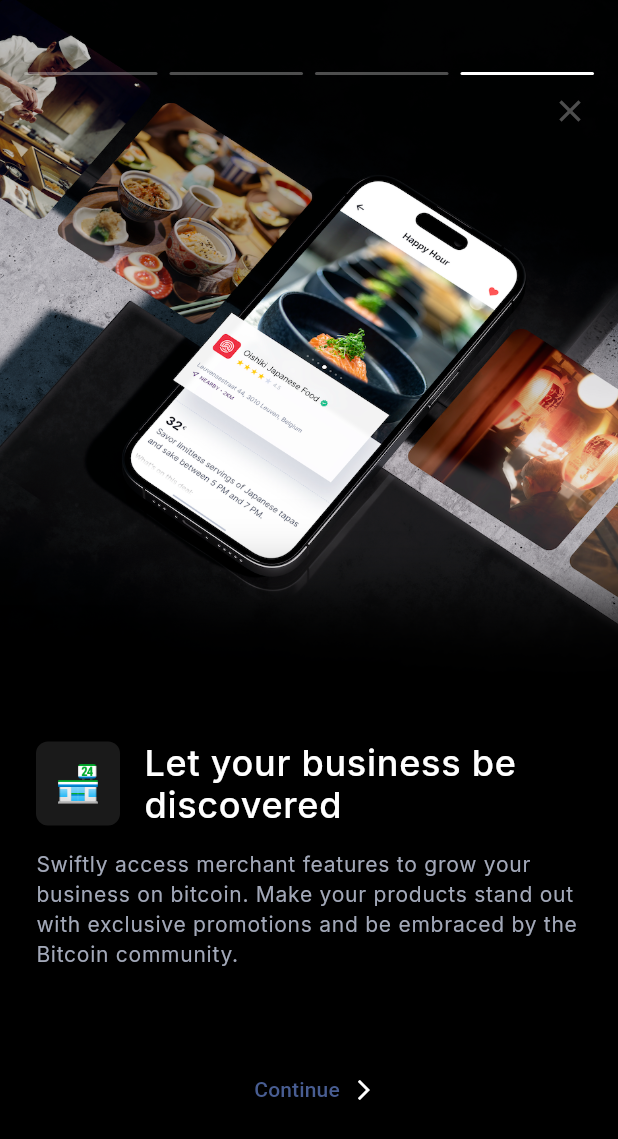
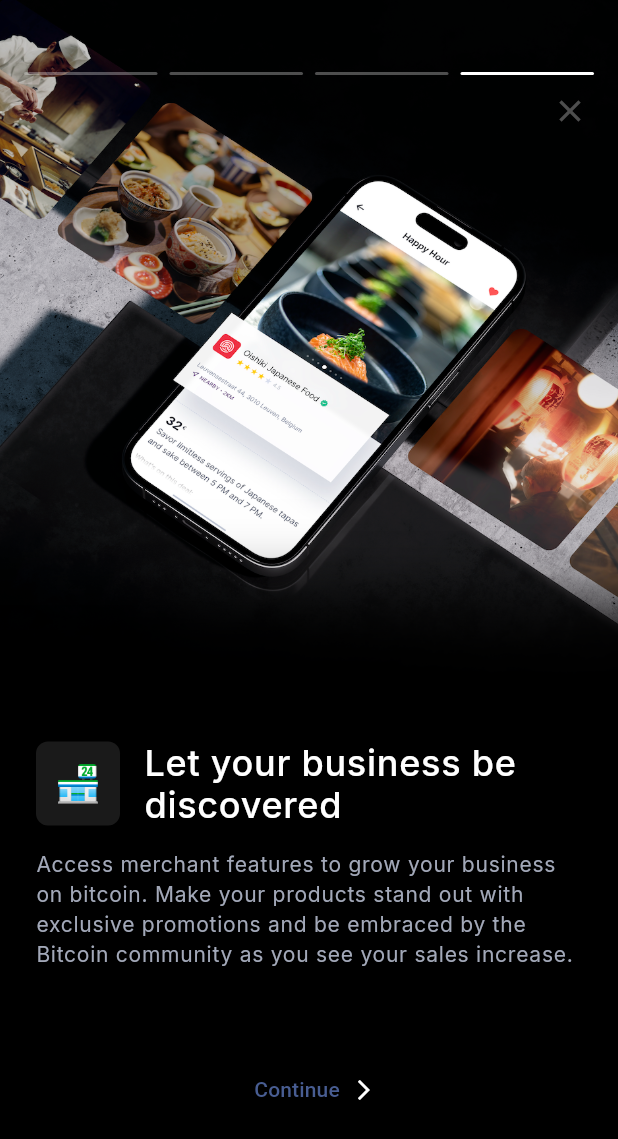
Before and after one commit to kumuly/kumuly_pocket, a Flutter app: the screen it shows after launch, swiped to page 4, on a phone screen of 412 x 824 dp. Shown: the top 1139 px of the screen. Run offline on Flutter 3.47's test engine with Material 3 defaults, Android fonts, the phone set to English and light mode, and no system bars; our stand-ins replace animate_do, cloud_firestore, cloud_functions, convert, equatable, firebase_auth and 12 more; missing offline and left inert: bip39_mnemonic, breez_sdk, firebase_app_check, mobile_scanner; accounts and stored records are empty; generated files the repository leaves out were written again; statements that could not run were skipped.

Commit message:
copy: add copy labels for landing stories

```diff
--- a/lib/features/landing/landing_flow.dart
+++ b/lib/features/landing/landing_flow.dart
@@ -5,12 +5,14 @@ import 'package:kumuly_pocket/features/landing/pages/landing_screen.dart';
 import 'package:kumuly_pocket/features/landing/pages/landing_story_screen.dart';
 import 'package:kumuly_pocket/widgets/icons/dynamic_icon.dart';
 import 'package:kumuly_pocket/widgets/page_views/page_view_controller.dart';
+import 'package:flutter_gen/gen_l10n/app_localizations.dart';
 
 class LandingFlow extends ConsumerWidget {
   const LandingFlow({super.key});
 
   @override
   Widget build(BuildContext context, WidgetRef ref) {
+    final copy = AppLocalizations.of(context)!;
     final pageController = ref.watch(
       pageViewControllerProvider(
         kLandingFlowPageViewId,
@@ -25,45 +27,42 @@ class LandingFlow extends ConsumerWidget {
           icon: DynamicIcon(
             icon: Image.asset('assets/illustrations/bitcoin_coin.png'),
           ),
-          headline: 'Take full control and become unstoppable',
-          description:
-              'In Kumuly Pocket your money is really yours. Nobody can stop you from using it as you wish. Only you can access it through your 12 secret words.',
+          headline: copy.takeFullControlHeadline,
+          description: copy.takeFullControlDescription,
         ),
-        const LandingStoryScreen(
+        LandingStoryScreen(
           coverImageAssetPath: 'assets/images/mock_up_contact_list.png',
-            icon: Text(
+          icon: const Text(
             '💕',
             style: TextStyle(
               fontSize: 24,
             ),
             textAlign: TextAlign.center,
           ),
-            headline: 'Get your family and friends on board',
-            description:
-                'Add contacts and spontaneously send, receive and request money without having to request or generate invoices. So simple, everyone can do it.'),
-        const LandingStoryScreen(
+          headline: copy.getYourFamilyAndFriendsOnboardHeadline,
+          description: copy.getYourFamilyAndFriendsOnboardDescription,
+        ),
+        LandingStoryScreen(
           coverImageAssetPath: 'assets/images/mock_up_promo_redeem.png',
-          icon: Text(
+          icon: const Text(
             '🛍️',
             style: TextStyle(
               fontSize: 24,
             ),
           ),
-          headline: 'Directly spend sats on products and services',
-          description:
-              'You can find a constantly growing offering of merchants, products and services accepting bitcoin. No hassle, no selling. Just spend your sats directly and support the circular economy.',
+          headline: copy.directlySpendOnProductsAndServicesHeadline,
+          description: copy.directlySpendOnProductsAndServicesDescription,
         ),
-        const LandingStoryScreen(
+        LandingStoryScreen(
           coverImageAssetPath: 'assets/images/mock_up_promo.png',
-          icon: Text(
+          icon: const Text(
             '🏪',
             style: TextStyle(
               fontSize: 24,
             ),
           ),
-          headline: 'Let your business be discovered',
-          description:
-              'Swiftly access merchant features to grow your business on bitcoin. Make your products stand out with exclusive promotions and be embraced by the Bitcoin community.',
+          headline: copy.letYourBusinessBeDiscoveredHeadline,
+          description: copy.letYourBusinessBeDiscoveredDescription,
         ),
         const LandingScreen(),
       ],
--- a/lib/l10n/app_en.arb
+++ b/lib/l10n/app_en.arb
@@ -1,4 +1,12 @@
 {
+  "takeFullControlHeadline": "Take full control and become unstoppable",
+  "takeFullControlDescription": "Kumuly Pocket is a non-custodial wallet, meaning your money is really yours. Nobody can stop you from using it as you wish. Only you can access your funds through your 12 secret words.",
+  "getYourFamilyAndFriendsOnboardHeadline": "Get your family and friends onboard",
+  "getYourFamilyAndFriendsOnboardDescription": "Add contacts and spontaneously send, receive and request funds without having to generate invoices. So simple, everyone can do it.",
+  "directlySpendOnProductsAndServicesHeadline": "Directly spend sats on products and services",
+  "directlySpendOnProductsAndServicesDescription": "You can find a constantly growing offering of products and services to pay for in the app directly in sats. No need to convert to fiat currency. No need to share personal info. No need to ask for permission. Just spend your sats directly and support the circular economy.",
+  "letYourBusinessBeDiscoveredHeadline": "Let your business be discovered",
+  "letYourBusinessBeDiscoveredDescription": "Access merchant features to grow your business on bitcoin. Make your products stand out with exclusive promotions and be embraced by the Bitcoin community as you see your sales increase.",
   "createAccountPrompt1": "Create an account in seconds and ",
   "createAccountPrompt2": "find out ",
   "createAccountPrompt3": "all you need is sats",
```
Also changed, not shown: lib/l10n/app_es.arb (+8 -0 lines), lib/l10n/app_nl.arb (+8 -0 lines). Lines whose indentation alone changed are shown as unchanged.
